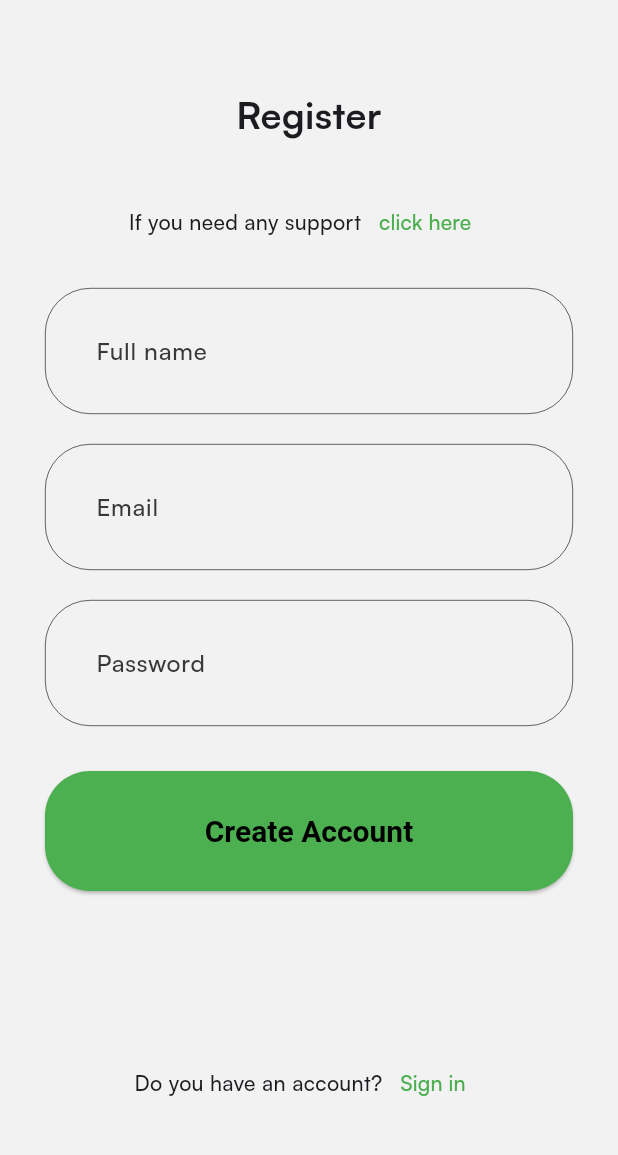
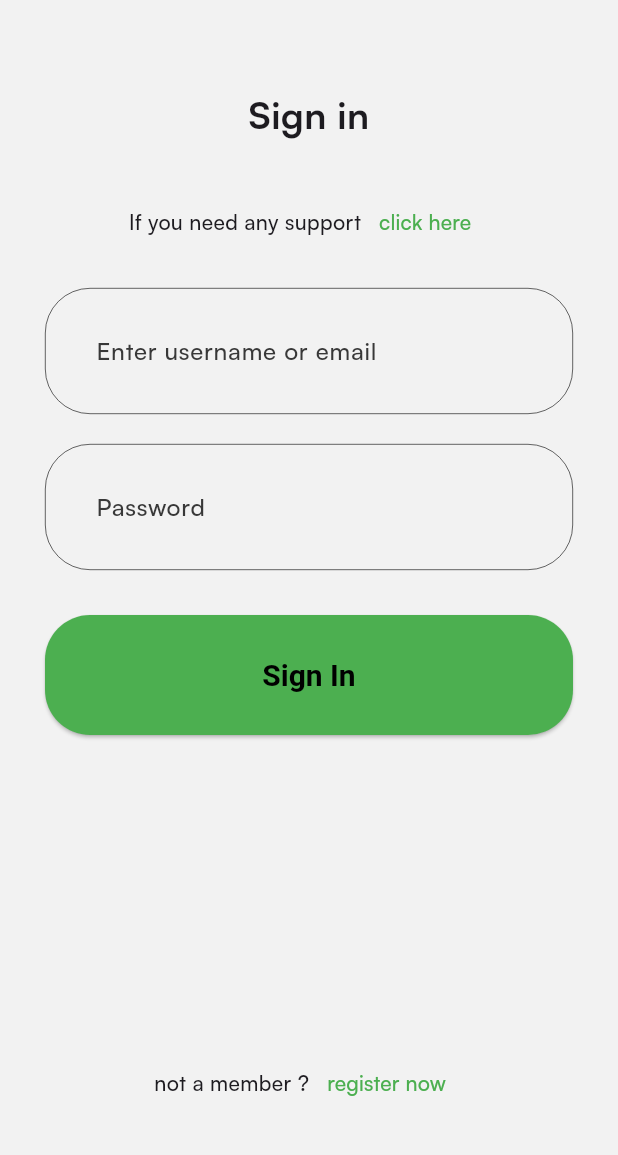
Before and after one commit to alanta335/Music_Player_Flutter_App, a Flutter app: the SignUpPage screen opened directly, after a tap on "Sign in", on a phone screen of 412 x 824 dp, the part 72-1227 px from its top. Run offline on Flutter 3.47's test engine with Material 3 defaults, Android fonts, the phone set to English and light mode, and no system bars; our stand-ins replace dartz, firebase_auth, firebase_core, flutter_bloc, flutter_svg, get_it and 1 more; accounts and stored records are empty; network calls fail.

Commit message:
added signUpPage logic

```diff
--- /dev/null
+++ b/lib/core/config/usercases.dart
@@ -0,0 +1,3 @@
+abstract class UseCase<Type, Params> {
+  Future<Type> call({Params params});
+}
--- a/lib/main.dart
+++ b/lib/main.dart
@@ -1,11 +1,14 @@
+import 'package:firebase_core/firebase_core.dart';
 import 'package:flutter/foundation.dart';
 import 'package:flutter/material.dart';
 import 'package:flutter_bloc/flutter_bloc.dart';
 import 'package:hydrated_bloc/hydrated_bloc.dart';
 import 'package:path_provider/path_provider.dart';
 import 'package:spotify/core/config/theme/AppTheme.dart';
+import 'package:spotify/firebase_options.dart';
 import 'package:spotify/presentation/choise_mode/bloc/theme_cubit.dart';
 import 'package:spotify/presentation/splash/pages/splash.dart';
+import 'package:spotify/service_locator.dart';
 
 Future<void> main() async {
   WidgetsFlutterBinding.ensureInitialized();
@@ -14,6 +17,8 @@ Future<void> main() async {
         ? HydratedStorage.webStorageDirectory
         : await getApplicationDocumentsDirectory(),
   );
+  await Firebase.initializeApp(options: DefaultFirebaseOptions.currentPlatform);
+  await initializeDependencies();
   runApp(const MyApp());
 }
 
--- a/lib/presentation/auth/pages/signin.dart
+++ b/lib/presentation/auth/pages/signin.dart
@@ -1,10 +1,137 @@
 import 'package:flutter/material.dart';
+import 'package:flutter_svg/svg.dart';
+import 'package:spotify/common/widgets/appbar/app_bar.dart';
+import 'package:spotify/common/widgets/buttons/basic_button.dart';
+import 'package:spotify/core/config/assets/app_vectors.dart';
+import 'package:spotify/presentation/auth/pages/signup.dart';
 
 class SignInPage extends StatelessWidget {
   const SignInPage({super.key});
 
   @override
   Widget build(BuildContext context) {
-    return const Placeholder();
+    return Scaffold(
+      bottomNavigationBar: const BottomText(),
+      appBar: BasicAppBar(
+        title: SvgPicture.asset(
+          AppVectors.logo,
+          width: 40,
+          height: 40,
+        ),
+      ),
+      body: Padding(
+        padding: const EdgeInsets.symmetric(
+          horizontal: 30,
+          vertical: 50,
+        ),
+        child: Column(
+          crossAxisAlignment: CrossAxisAlignment.center,
+          children: [
+            const SignInText(),
+            const SizedBox(height: 30),
+            const TopText(),
+            const SizedBox(height: 20),
+            const TextField(
+              decoration: InputDecoration(hintText: 'Enter username or email'),
+            ),
+            const SizedBox(height: 20),
+            const TextField(
+              decoration: InputDecoration(hintText: 'Password'),
+            ),
+            const SizedBox(
+              height: 30,
+            ),
+            BasicButton(onPressed: () {}, title: "Sign In"),
+          ],
+        ),
+      ),
+    );
   }
 }
+
+class TopText extends StatelessWidget {
+  const TopText({
+    super.key,
+  });
+
+  @override
+  Widget build(BuildContext context) {
+    return Row(
+      mainAxisAlignment: MainAxisAlignment.center,
+      children: [
+        const Text(
+          "If you need any support",
+          style: TextStyle(
+            fontWeight: FontWeight.w500,
+            fontSize: 14,
+          ),
+        ),
+        TextButton(
+            onPressed: () {},
+            child: const Text(
+              "click here",
+              style:
+                  TextStyle(color: Colors.green, fontWeight: FontWeight.w500),
+            ))
+      ],
+    );
+  }
+}
+
+class BottomText extends StatelessWidget {
+  const BottomText({
+    super.key,
+  });
+
+  @override
+  Widget build(BuildContext context) {
+    return Padding(
+      padding: const EdgeInsets.symmetric(vertical: 30),
+      child: Row(
+        mainAxisAlignment: MainAxisAlignment.center,
+        children: [
+          const Text(
+            'not a member ?',
+            style: TextStyle(
+              fontWeight: FontWeight.w500,
+              fontSize: 14,
+            ),
+          ),
+          TextButton(
+            onPressed: () {
+              Navigator.pushReplacement(
+                context,
+                MaterialPageRoute(
+                  builder: (BuildContext context) => SignUpPage(),
+                ),
+              );
+            },
+            child: const Text(
+              'register now',
+              style: TextStyle(
+                color: Colors.green,
+                fontWeight: FontWeight.w500,
+                fontSize: 14,
+              ),
+            ),
+          )
+        ],
+      ),
+    );
+  }
+}
+
+class SignInText extends StatelessWidget {
+  const SignInText({
+    super.key,
+  });
+
+  @override
+  Widget build(BuildContext context) {
+    return const Text(
+      "Sign in",
+      style: TextStyle(fontWeight: FontWeight.bold, fontSize: 25),
+      textAlign: TextAlign.center,
+    );
+  }
+}
--- a/lib/presentation/auth/pages/signup.dart
+++ b/lib/presentation/auth/pages/signup.dart
@@ -3,9 +3,19 @@ import 'package:flutter_svg/svg.dart';
 import 'package:spotify/common/widgets/appbar/app_bar.dart';
 import 'package:spotify/common/widgets/buttons/basic_button.dart';
 import 'package:spotify/core/config/assets/app_vectors.dart';
+import 'package:spotify/data/models/auth/create_user_req.dart';
+import 'package:spotify/domain/usecases/auth/signup.dart';
+import 'package:spotify/presentation/auth/pages/signin.dart';
+import 'package:spotify/presentation/root/pages/root.dart';
+
+import '../../../service_locator.dart';
 
 class SignUpPage extends StatelessWidget {
-  const SignUpPage({super.key});
+  SignUpPage({super.key});
+
+  final TextEditingController _fullName = TextEditingController();
+  final TextEditingController _password = TextEditingController();
+  final TextEditingController _email = TextEditingController();
 
   @override
   Widget build(BuildContext context) {
@@ -28,44 +38,78 @@ class SignUpPage extends StatelessWidget {
           children: [
             const RegisterText(),
             const SizedBox(height: 30),
-            Row(
-              mainAxisAlignment: MainAxisAlignment.center,
-              children: [
-                const Text(
-                  "If you need any support",
-                  style: TextStyle(
-                    fontWeight: FontWeight.w500,
-                    fontSize: 14,
-                  ),
-                ),
-                TextButton(
-                    onPressed: () {},
-                    child: const Text(
-                      "click here",
-                      style: TextStyle(
-                          color: Colors.green, fontWeight: FontWeight.w500),
-                    ))
-              ],
+            const TopText(),
+            const SizedBox(height: 20),
+            TextField(
+              decoration: const InputDecoration(hintText: 'Full name'),
+              controller: _fullName,
             ),
             const SizedBox(height: 20),
-            const TextField(
-              decoration: InputDecoration(hintText: 'Full name'),
+            TextField(
+              decoration: const InputDecoration(hintText: 'Email'),
+              controller: _email,
             ),
             const SizedBox(height: 20),
-            const TextField(
-              decoration: InputDecoration(hintText: 'Email'),
-            ),
-            const SizedBox(height: 20),
-            const TextField(
-              decoration: InputDecoration(hintText: 'Password'),
+            TextField(
+              decoration: const InputDecoration(hintText: 'Password'),
+              controller: _password,
             ),
             const SizedBox(
               height: 30,
             ),
-            BasicButton(onPressed: () {}, title: "Create Account"),
+            BasicButton(
+                onPressed: () async {
+                  var result = await sl<SignUpUserCase>().call(
+                    params: CreateUserReq(
+                        fullName: _fullName.text,
+                        password: _password.text,
+                        email: _email.text),
+                  );
+                  result.fold((ifLeft) {
+                    var snakbar = SnackBar(content: Text(ifLeft));
+                    ScaffoldMessenger.of(context).showSnackBar(snakbar);
+                  }, (ifRight) {
+                    Navigator.pushAndRemoveUntil(
+                        context,
+                        MaterialPageRoute(
+                          builder: (context) => const RootPage(),
+                        ),
+                        (route) => false);
+                  });
+                },
+                title: "Create Account"),
           ],
         ),
       ),
+    );
+  }
+}
+
+class TopText extends StatelessWidget {
+  const TopText({
+    super.key,
+  });
+
+  @override
+  Widget build(BuildContext context) {
+    return Row(
+      mainAxisAlignment: MainAxisAlignment.center,
+      children: [
+        const Text(
+          "If you need any support",
+          style: TextStyle(
+            fontWeight: FontWeight.w500,
+            fontSize: 14,
+          ),
+        ),
+        TextButton(
+            onPressed: () {},
+            child: const Text(
+              "click here",
+              style:
+                  TextStyle(color: Colors.green, fontWeight: FontWeight.w500),
+            ))
+      ],
     );
   }
 }
@@ -90,7 +134,14 @@ class BottomText extends StatelessWidget {
             ),
           ),
           TextButton(
-            onPressed: () {},
+            onPressed: () {
+              Navigator.pushReplacement(
+                context,
+                MaterialPageRoute(
+                  builder: (BuildContext context) => const SignInPage(),
+                ),
+              );
+            },
             child: const Text(
               'Sign in',
               style: TextStyle(
--- a/lib/presentation/auth/pages/sigup_or_signin.dart
+++ b/lib/presentation/auth/pages/sigup_or_signin.dart
@@ -67,8 +67,7 @@ class SigupOrSigInPage extends StatelessWidget {
                               Navigator.push(
                                   context,
                                   MaterialPageRoute(
-                                      builder: (context) =>
-                                          const SignUpPage()));
+                                      builder: (context) => SignUpPage()));
                             },
                             title: "Register"),
                       ),
--- a/pubspec.yaml
+++ b/pubspec.yaml
@@ -34,7 +34,10 @@ dependencies:
   flutter_bloc:
   hydrated_bloc:
   path_provider:
-
+  firebase_core:
+  firebase_auth:
+  get_it:
+  dartz:
 
   # The following adds the Cupertino Icons font to your application.
   # Use with the CupertinoIcons class for iOS style icons.
```
Also changed, not shown: lib/data/models/auth/create_user_req.dart (added, +10 -0 lines), lib/data/repository/auth/auth_repository_impl.dart (added, +19 -0 lines), lib/data/sources/auth/auth_firebase_service.dart (added, +28 -0 lines), lib/domain/entity/auth/user.dart (added, +7 -0 lines), lib/domain/repository/auth/auth.dart (added, +8 -0 lines), lib/domain/usecases/auth/signup.dart (added, +13 -0 lines), lib/presentation/root/pages/root.dart (added, +10 -0 lines), lib/service_locator.dart (added, +13 -0 lines), lib/firebase_options.dart (added), pubspec.lock, 5 other files.
